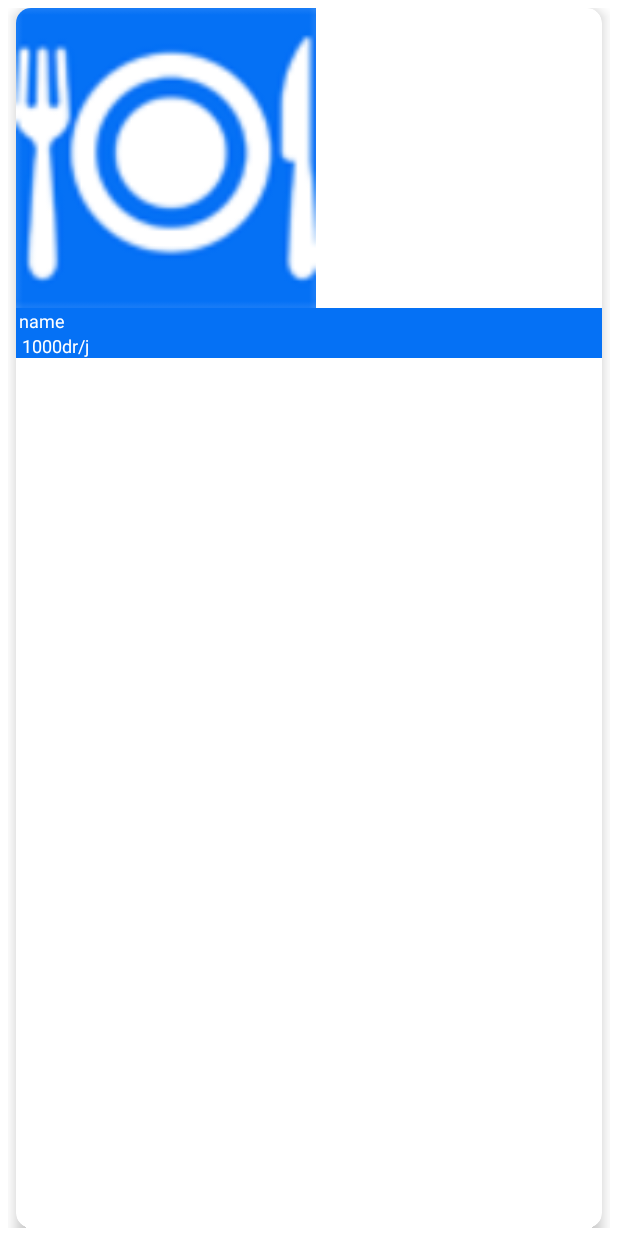
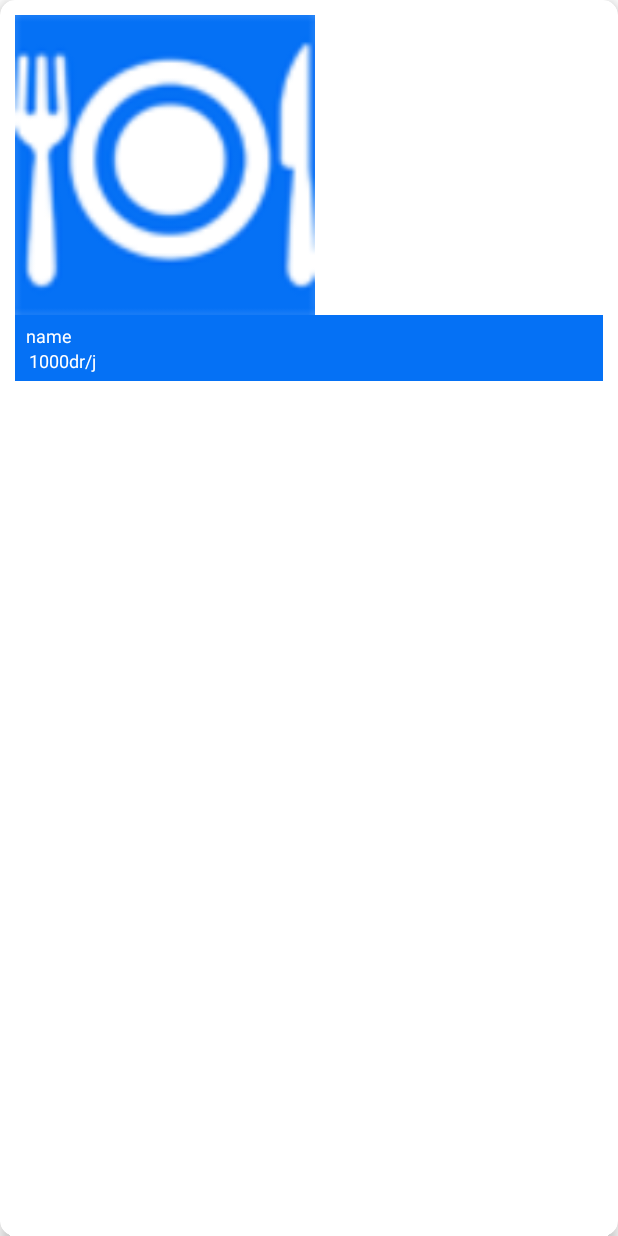
Before and after one commit to Aramucho/Prokat.am, an Android app: the layout posts_list_item.xml on its own in the app's theme, with its tools: preview values and no code run, on a phone screen of 412 x 824 dp. Run offline under Robolectric (Android 15) with nearby library versions, the phone set to English and light mode, and no system bars.

Commit message:
ItemView

```diff
--- a/app/build.gradle
+++ b/app/build.gradle
@@ -32,7 +32,7 @@ dependencies {
     compile 'me.biubiubiu.justifytext:library:1.1'
     compile 'com.android.support:recyclerview-v7:23.1.1'
     compile 'com.android.support:cardview-v7:25.0.0'
-
+    compile 'com.cjj.materialrefeshlayout:library:1.3.0'
     testCompile 'junit:junit:4.12'
     compile fileTree(dir: 'libs', include: ['*.jar'])
     compile 'com.squareup.picasso:picasso:2.3.3'
--- a/app/src/main/java/com/realmucho/prokatproject/Fragments/TransportCategoryFragment.java
+++ b/app/src/main/java/com/realmucho/prokatproject/Fragments/TransportCategoryFragment.java
@@ -38,7 +38,7 @@ public class TransportCategoryFragment extends Fragment implements PaneCallBack
         ArrayList<CategoryData> arrayList = new ArrayList<>();
         int[] checked = new int[]{R.drawable.econom_icon, R.drawable.biznes_icon, R.drawable.jeep_icon, R.drawable.nerka_icon, R.drawable.limuzin_icon, R.drawable.cabriolet_icon, R.drawable.miniven_icon, R.drawable.retro_icon, R.drawable.karq_icon, R.drawable.tochki_icon};
         int[] unchecked = new int[]{R.drawable.econom_checked_icon, R.drawable.biznes_checked_icon, R.drawable.jeep_checked_icon, R.drawable.nerka_checked_icon, R.drawable.limuzin_checked_icon, R.drawable.cabriolet_checked_icon, R.drawable.miniven_checked_icon, R.drawable.retro_checked_icon, R.drawable.karq_checked_icon, R.drawable.tochki_checked_icon};
-        String[] names = getResources().getStringArray(R.array.goods_titles);
+        String[] names = getResources().getStringArray(R.array.transport_titles);
 
         for (int i = 0; i < 10; i++) {
             arrayList.add(new CategoryData(unchecked[i], names[i + 1], checked[i]));
--- a/app/src/main/res/layout/posts_list_item.xml
+++ b/app/src/main/res/layout/posts_list_item.xml
@@ -3,7 +3,6 @@
     android:layout_width="match_parent"
     android:layout_height="wrap_content"
     xmlns:app="http://schemas.android.com/apk/res-auto"
-    android:padding="5dp"
     android:background="@color/maincolorwhite"
 
     >
@@ -11,16 +10,17 @@
     <android.support.v7.widget.CardView
         android:layout_width="match_parent"
         android:layout_height="match_parent"
-        android:layout_marginLeft="5dp"
-        android:layout_marginRight="5dp"
         app:cardCornerRadius="10dp"
         app:cardElevation="5dp"
-        app:cardBackgroundColor="@color/maincolorwhite">
+        app:cardBackgroundColor="@color/maincolorwhite"
+        android:id="@+id/card_view">
 
         <LinearLayout
             android:layout_width="match_parent"
             android:layout_height="wrap_content"
-            android:orientation="vertical">
+            android:orientation="vertical"
+            android:padding="10dp"
+            >
 
             <ImageView
                 android:id="@+id/mainImage"
@@ -33,6 +33,8 @@
                 android:layout_height="wrap_content"
                 android:background="@color/maincolorblue"
                 android:orientation="vertical"
+                android:id="@+id/linear"
+                android:padding="5dp"
                 >
 
                 <TextView
--- a/app/src/main/res/values/colors.xml
+++ b/app/src/main/res/values/colors.xml
@@ -6,4 +6,8 @@
     <color name="maincolorblue">#0571f5</color>
     <color name="maincolorwhite">#FFFFFF</color>
     <color name="hintcolor">#e35c5a5a</color>
+    <array name="progress">
+        <item>#0571f5</item>
+        <item>#0571f5</item>
+    </array>
 </resources>
```
Also changed, not shown: app/src/main/java/com/realmucho/prokatproject/PostsActivity.java (+32 -2 lines), app/src/main/java/com/realmucho/prokatproject/PostsListAdapter.java (+34 -3 lines), app/src/main/res/layout/posts_activity.xml (+22 -5 lines), 44 other files.
